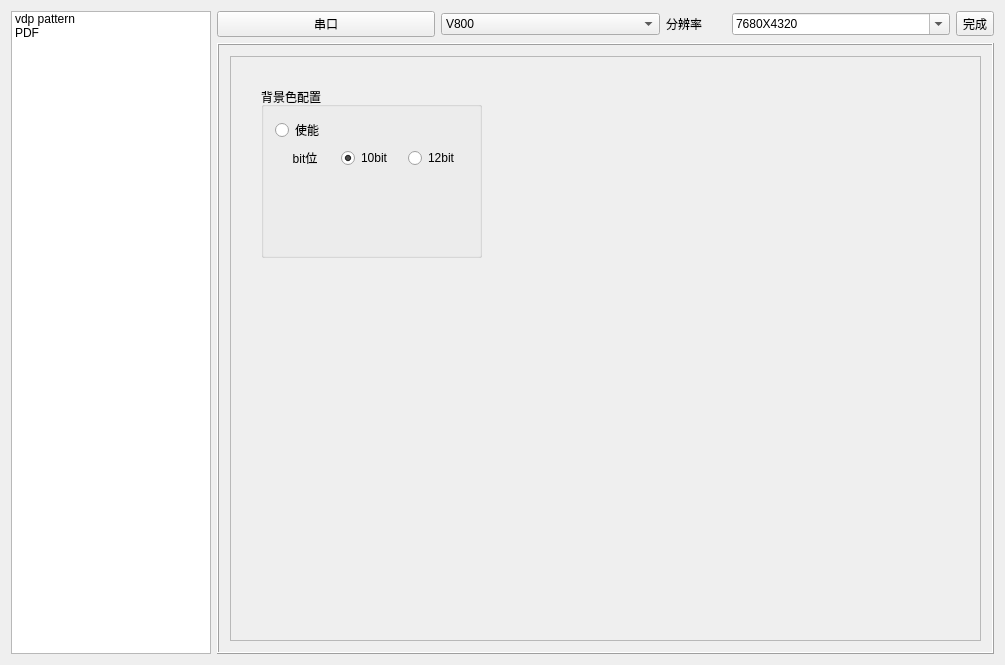
Before: the Qt Designer form 02_pattern/pattern/pattern.ui in abctan/qt, drawn with Qt 5.
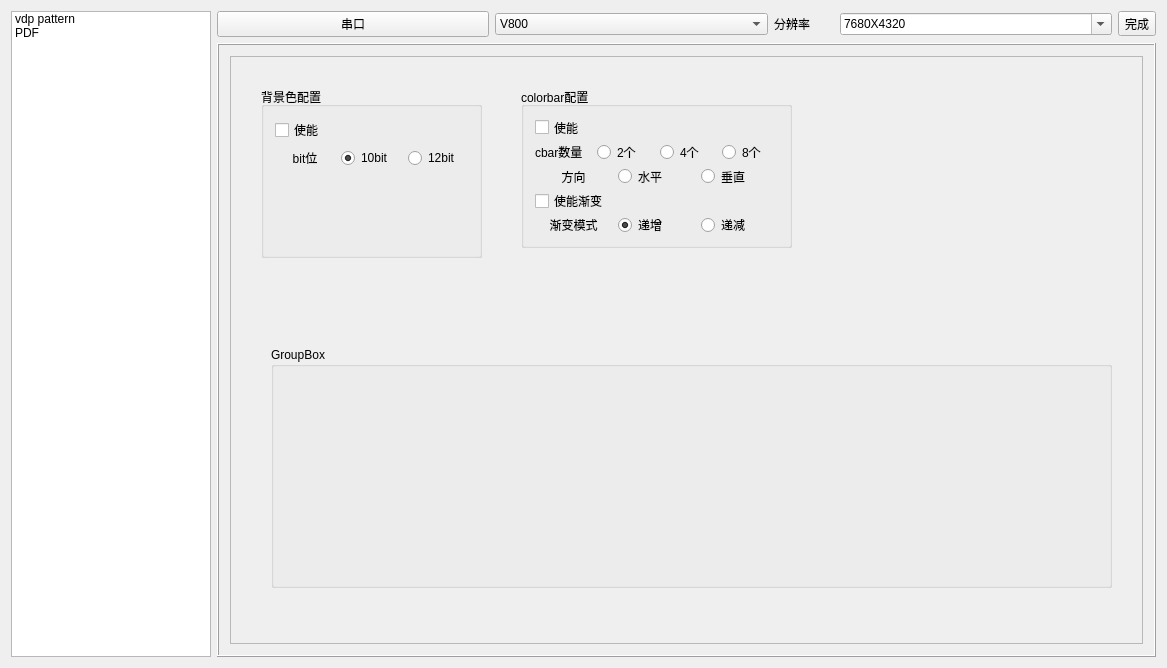
After: the same form once the commit is applied. Custom widgets are drawn as their Qt base class.

```diff
--- a/02_pattern/pattern/pattern.ui
+++ b/02_pattern/pattern/pattern.ui
@@ -6,8 +6,8 @@
    <rect>
     <x>0</x>
     <y>0</y>
-    <width>1005</width>
-    <height>665</height>
+    <width>1167</width>
+    <height>668</height>
    </rect>
   </property>
   <property name="windowTitle">
@@ -142,8 +142,8 @@
              <rect>
               <x>0</x>
               <y>0</y>
-              <width>755</width>
-              <height>590</height>
+              <width>917</width>
+              <height>593</height>
              </rect>
             </property>
             <widget class="QGroupBox" name="group_bg">
@@ -160,7 +160,7 @@
              </property>
              <layout class="QVBoxLayout" name="verticalLayout_3">
               <item>
-               <widget class="QRadioButton" name="bg_en">
+               <widget class="QCheckBox" name="bg_en">
                 <property name="text">
                  <string>使能</string>
                 </property>
@@ -208,6 +208,151 @@
               </item>
              </layout>
             </widget>
+            <widget class="QGroupBox" name="group_cbar">
+             <property name="geometry">
+              <rect>
+               <x>290</x>
+               <y>30</y>
+               <width>271</width>
+               <height>161</height>
+              </rect>
+             </property>
+             <property name="title">
+              <string>colorbar配置</string>
+             </property>
+             <layout class="QVBoxLayout" name="bar_vlayout">
+              <item>
+               <widget class="QCheckBox" name="bar_en">
+                <property name="text">
+                 <string>使能</string>
+                </property>
+               </widget>
+              </item>
+              <item>
+               <layout class="QHBoxLayout" name="horizontalLayout_4">
+                <item>
+                 <widget class="QLabel" name="label_cbartext">
+                  <property name="text">
+                   <string>cbar数量</string>
+                  </property>
+                 </widget>
+                </item>
+                <item>
+                 <widget class="QRadioButton" name="bar_two">
+                  <property name="text">
+                   <string>2个</string>
+                  </property>
+                 </widget>
+                </item>
+                <item>
+                 <widget class="QRadioButton" name="bar_four">
+                  <property name="text">
+                   <string>4个</string>
+                  </property>
+                 </widget>
+                </item>
+                <item>
+                 <widget class="QRadioButton" name="bar_eight">
+                  <property name="text">
+                   <string>8个</string>
+                  </property>
+                  <property name="checked">
+                   <bool>true</bool>
+                  </property>
+                 </widget>
+                </item>
+               </layout>
+              </item>
+              <item>
+               <layout class="QHBoxLayout" name="horizontalLayout_5">
+                <item>
+                 <widget class="QLabel" name="label">
+                  <property name="layoutDirection">
+                   <enum>Qt::LeftToRight</enum>
+                  </property>
+                  <property name="text">
+                   <string>方向</string>
+                  </property>
+                  <property name="alignment">
+                   <set>Qt::AlignCenter</set>
+                  </property>
+                 </widget>
+                </item>
+                <item>
+                 <widget class="QRadioButton" name="bar_direction_h">
+                  <property name="text">
+                   <string>水平</string>
+                  </property>
+                  <property name="checked">
+                   <bool>true</bool>
+                  </property>
+                 </widget>
+                </item>
+                <item>
+                 <widget class="QRadioButton" name="bar_direction_v">
+                  <property name="text">
+                   <string>垂直</string>
+                  </property>
+                 </widget>
+                </item>
+               </layout>
+              </item>
+              <item>
+               <widget class="QCheckBox" name="bar_grad_en">
+                <property name="text">
+                 <string>使能渐变</string>
+                </property>
+               </widget>
+              </item>
+              <item>
+               <layout class="QHBoxLayout" name="horizontalLayout_6">
+                <item>
+                 <widget class="QLabel" name="label_4">
+                  <property name="text">
+                   <string>渐变模式</string>
+                  </property>
+                  <property name="alignment">
+                   <set>Qt::AlignCenter</set>
+                  </property>
+                 </widget>
+                </item>
+                <item>
+                 <widget class="QRadioButton" name="bar_gray_inc">
+                  <property name="text">
+                   <string>递增</string>
+                  </property>
+                  <property name="checked">
+                   <bool>true</bool>
+                  </property>
+                 </widget>
+                </item>
+                <item>
+                 <widget class="QRadioButton" name="bar_gray_dim">
+                  <property name="text">
+                   <string>递减</string>
+                  </property>
+                 </widget>
+                </item>
+               </layout>
+              </item>
+              <item>
+               <layout class="QHBoxLayout" name="hlay"/>
+              </item>
+             </layout>
+            </widget>
+            <widget class="QGroupBox" name="groupBox">
+             <property name="geometry">
+              <rect>
+               <x>40</x>
+               <y>290</y>
+               <width>841</width>
+               <height>241</height>
+              </rect>
+             </property>
+             <property name="title">
+              <string>GroupBox</string>
+             </property>
+            </widget>
            </widget>
           </widget>
          </item>
```
